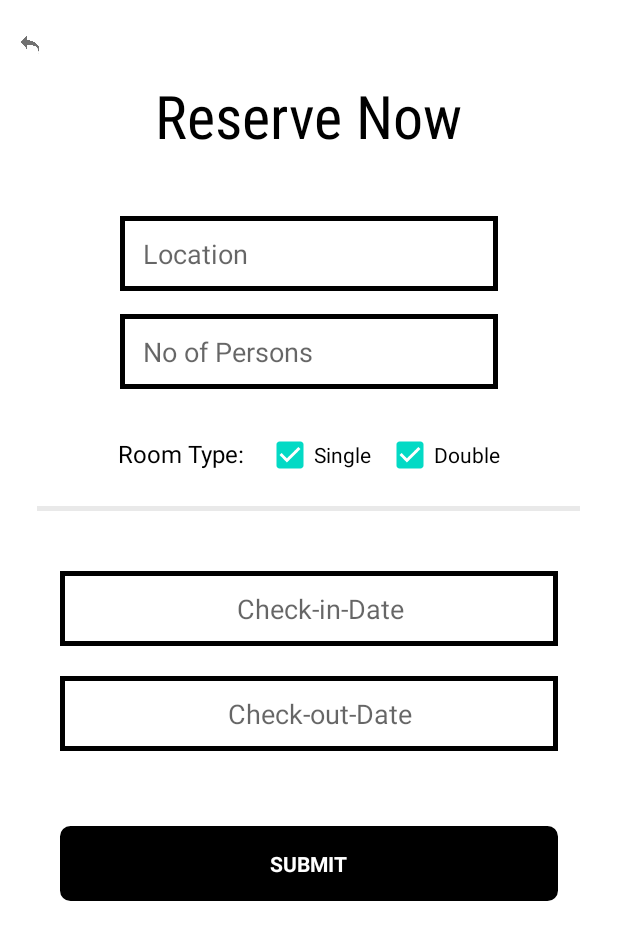
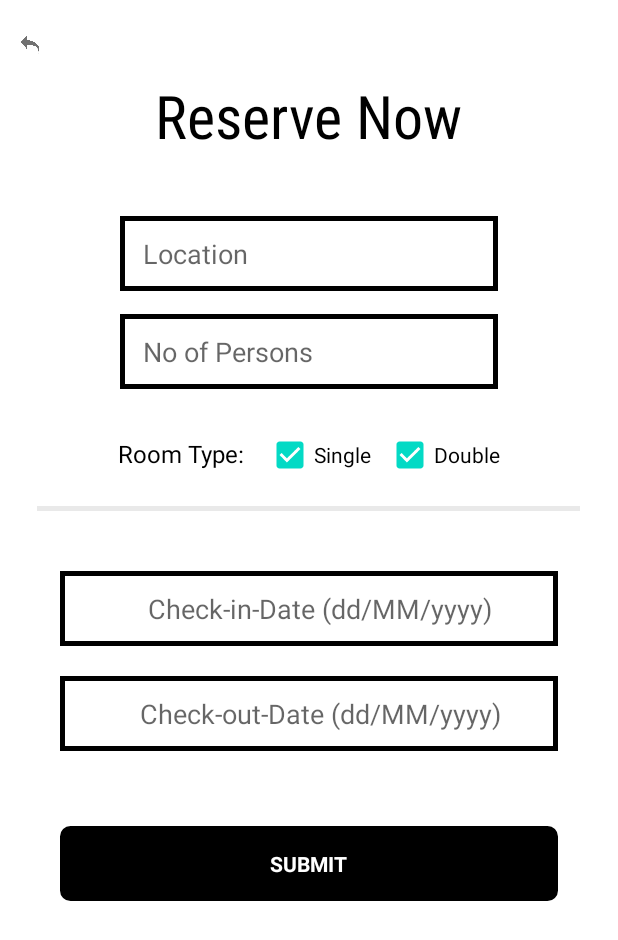
Before and after one commit to SameetAsadullah/Braille-Translator, an Android app: the Reserve_Screen screen opened directly, with no data from a screen before it, on a phone screen of 412 x 824 dp. Shown: the top 940 px of the screen. Run offline under Robolectric (Android 15) with nearby library versions, the light colour scheme and no system bars; network calls fail.

Commit message:
validate date format

```diff
--- a/app/src/main/java/com/sameetasadullah/i180479_i180531/presentationLayer/Reserve_Screen.java
+++ b/app/src/main/java/com/sameetasadullah/i180479_i180531/presentationLayer/Reserve_Screen.java
@@ -77,7 +77,8 @@ public class Reserve_Screen extends AppCompatActivity {
                         both = Boolean.TRUE;
                         TypeRoom="";
                     }
-                    DateTimeFormatter formatter = DateTimeFormatter.ofPattern("M/dd/yyyy");
+                    try {
+                        DateTimeFormatter formatter = DateTimeFormatter.ofPattern("dd/MM/yyyy");
                         LocalDate localDate = LocalDate.parse(CheckinDate, formatter);
 
                         Vector<Hotel> hotels=hrs.getHotels(Location,Persons,localDate,TypeRoom,both);
@@ -93,6 +94,9 @@ public class Reserve_Screen extends AppCompatActivity {
                             intent.putExtra("both",both);
                             startActivity(intent);
                         }
+                    } catch (Exception e) {
+                        Toast.makeText(Reserve_Screen.this,"Kindly enter dates in correct format (dd/MM/yyyy)",Toast.LENGTH_LONG).show();
+                    }
                 }
             }
         });
--- a/app/src/main/res/layout/activity_reserve_screen.xml
+++ b/app/src/main/res/layout/activity_reserve_screen.xml
@@ -148,7 +148,7 @@
                     android:layout_marginStart="15dp"
                     android:background="@null"
                     android:gravity="center"
-                    android:hint="Check-in-Date" />
+                    android:hint="Check-in-Date (dd/MM/yyyy)" />
             </RelativeLayout>
 
             <RelativeLayout
@@ -171,9 +171,8 @@
                     android:layout_height="match_parent"
                     android:layout_marginStart="15dp"
                     android:background="@null"
-                    android:hint="Check-out-Date"
                     android:gravity="center"
-                    />
+                    android:hint="Check-out-Date (dd/MM/yyyy)" />
             </RelativeLayout>
 
             <RelativeLayout
```
Lines whose indentation alone changed are shown as unchanged.
